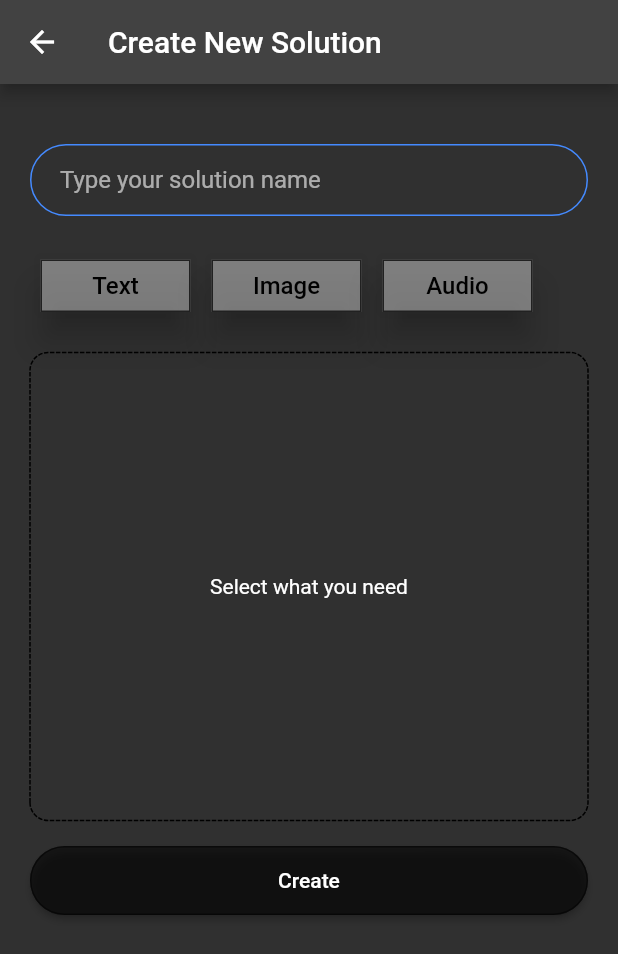
After one commit to MURABIT-PASHA/ArenApp, a Flutter app: the SolutionForm screen opened directly, on a phone screen of 412 x 824 dp. The commit adds this screen. Shown: the top 954 px of the screen. Run offline on Flutter 3.47's test engine with Material 2 defaults, Android fonts, the phone set to English and light mode, and no system bars; drawn by our look-alikes of custom_radio_grouped_button, dotted_border; our stand-ins replace animated_text_kit, dio, font_awesome_flutter, lottie, shared_preferences, smooth_page_indicator and 1 more; accounts and stored records are empty.

Commit message:
Solution Widget Created

```diff
--- a/lib/main.dart
+++ b/lib/main.dart
@@ -1,6 +1,6 @@
-import 'package:arenapp/pages/entry/welcome_page.dart';
+import 'package:arenapp/ui/pages/entry/welcome_page.dart';
 import 'package:flutter/material.dart';
-import 'package:arenapp/pages/entry/onboard_page.dart';
+import 'package:arenapp/ui/pages/entry/onboard_page.dart';
 
 Future<void> main() async {
   WidgetsFlutterBinding.ensureInitialized();
--- a/lib/components/message_bubble.dart
+++ b/lib/ui/components/message_bubble.dart
@@ -1,6 +1,6 @@
+import 'package:arenapp/ui/components/received_message_screen.dart';
+import 'package:arenapp/ui/components/sent_message_screen.dart';
 import 'package:flutter/material.dart';
-import 'package:arenapp/components/received_message_screen.dart';
-import 'package:arenapp/components/sent_message_screen.dart';
 
 class MessageBubble extends StatelessWidget {
   final String prompt;
--- a/lib/components/navigation_drawer.dart
+++ b/lib/ui/components/navigation_drawer.dart
@@ -1,6 +1,6 @@
-import 'package:arenapp/components/constants.dart';
 import 'package:flutter/material.dart';
 import 'package:font_awesome_flutter/font_awesome_flutter.dart';
+import 'constants.dart';
 
 class NavigationDrawer extends StatelessWidget {
   final padding = EdgeInsets.symmetric(horizontal: 20.0);
--- a/lib/components/welcome_text_action.dart
+++ b/lib/ui/components/welcome_text_action.dart
@@ -1,8 +1,8 @@
-import 'package:arenapp/pages/entry/onboard_page.dart';
-import 'package:arenapp/pages/progress/home_page.dart';
 import 'package:shared_preferences/shared_preferences.dart';
 import 'package:flutter/material.dart';
 import 'package:animated_text_kit/animated_text_kit.dart';
+import '../pages/entry/onboard_page.dart';
+import '../pages/progress/home_page.dart';
 
 class WelcomeTextAction extends StatefulWidget {
   const WelcomeTextAction({Key? key}) : super(key: key);
--- a/lib/pages/entry/onboard_page.dart
+++ b/lib/ui/pages/entry/onboard_page.dart
@@ -1,6 +1,6 @@
-import 'package:arenapp/pages/progress/home_page.dart';
 import 'package:smooth_page_indicator/smooth_page_indicator.dart';
-import 'package:arenapp/pages/entry/models/onboard_model.dart';
+import '../progress/home_page.dart';
+import './models/onboard_model.dart';
 import 'package:flutter/material.dart';
 import 'package:shared_preferences/shared_preferences.dart';
 
--- a/lib/pages/entry/welcome_page.dart
+++ b/lib/ui/pages/entry/welcome_page.dart
@@ -1,7 +1,7 @@
-import 'package:arenapp/components/constants.dart';
 import 'package:flutter/material.dart';
-import 'package:arenapp/components/welcome_text_action.dart';
 import 'package:flutter/services.dart';
+import '../../components/constants.dart';
+import '../../components/welcome_text_action.dart';
 
 class WelcomeScreen extends StatefulWidget {
   static const String id = 'welcome_screen';
--- a/lib/pages/progress/chat_page.dart
+++ b/lib/ui/pages/progress/chat_page.dart
@@ -3,12 +3,12 @@ import 'dart:math';
 import 'package:arenapp/data/model/conversation.dart';
 import 'package:arenapp/data/model/open_ai.dart';
 import 'package:flutter/material.dart';
-import 'package:arenapp/components/message_bubble.dart';
-import 'package:arenapp/components/constants.dart';
 import 'package:lottie/lottie.dart';
 import 'package:speech_to_text/speech_recognition_result.dart';
 import 'package:speech_to_text/speech_to_text.dart';
 import 'package:speech_to_text/speech_recognition_error.dart';
+import '../../components/constants.dart';
+import '../../components/message_bubble.dart';
 
 class ChatPage extends StatefulWidget {
   final String title;
--- a/lib/pages/progress/home_page.dart
+++ b/lib/ui/pages/progress/home_page.dart
@@ -1,8 +1,8 @@
-import 'package:arenapp/components/constants.dart';
-import 'package:arenapp/components/navigation_drawer.dart';
-import 'package:arenapp/components/rounded_button.dart';
-import 'package:arenapp/pages/progress/chat_page.dart';
+import 'package:arenapp/ui/widgets/solution_widget.dart';
 import 'package:flutter/material.dart';
+import '../../components/navigation_drawer.dart';
+import '../../components/rounded_button.dart';
+import 'chat_page.dart';
 
 class HomePage extends StatefulWidget {
   const HomePage({Key? key}) : super(key: key);
@@ -11,8 +11,6 @@ class HomePage extends StatefulWidget {
 }
 
 class _HomePageState extends State<HomePage> {
-  String itemName = "Conversation";
-  final itemHint = "Add your conversation name";
   List itemList = [];
 
   @override
@@ -65,7 +63,11 @@ class _HomePageState extends State<HomePage> {
                   width: MediaQuery.of(context).size.width,
                   child: InkWell(
                     onTap: () {
-                      Navigator.push(context, MaterialPageRoute(builder: (builder)=>ChatPage(title: itemList[index])));
+                      Navigator.push(
+                          context,
+                          MaterialPageRoute(
+                              builder: (builder) =>
+                                  ChatPage(title: itemList[index])));
                     },
                     child: Container(
                       padding: EdgeInsets.all(10),
@@ -104,42 +106,10 @@ class _HomePageState extends State<HomePage> {
           ),
           floatingActionButton: RoundedButton(
             onPressed: () {
-              showDialog(
-                  context: context,
-                  builder: (builder) => Dialog(
-                        child: Center(
-                          child: Container(
-                            width: MediaQuery.of(context).size.width - 100,
-                            height: MediaQuery.of(context).size.height -200,
-                            padding: EdgeInsets.all(10),
-                            child: Column(
-                              mainAxisAlignment: MainAxisAlignment.spaceBetween,
-                              children: [
-                                TextField(
-                                  decoration: kTextFieldDecoration.copyWith(
-                                    hintText: itemHint,
-                                  ),
-                                  onChanged: (value) {
-                                      itemName = value;
-                                  },
-                                ),
-                                RoundedButton(
-                                    colour: Colors.black54,
-                                    buttonTitle: 'Create',
-                                    onPressed: () {
-                                      setState(() {
-                                        itemList.add(itemName);
-                                      });
-                                      Navigator.pop(context);
-                                    })
-                              ],
-                            ),
-                          ),
-                        ),
-                      ));
+              Navigator.push(context, MaterialPageRoute(builder: (builder) => SolutionForm()));
             },
             colour: Colors.black12,
-            buttonTitle: 'Create New Conversation',
+            buttonTitle: 'Create Solution',
           ),
         ),
       ),
--- /dev/null
+++ b/lib/ui/widgets/solution_widget.dart
@@ -0,0 +1,150 @@
+import 'package:custom_radio_grouped_button/custom_radio_grouped_button.dart';
+import 'package:dotted_border/dotted_border.dart';
+import 'package:flutter/material.dart';
+
+import '../components/constants.dart';
+import '../components/rounded_button.dart';
+
+class SolutionForm extends StatefulWidget {
+  const SolutionForm({Key? key}) : super(key: key);
+
+  @override
+  State<SolutionForm> createState() => _SolutionFormState();
+}
+
+class _SolutionFormState extends State<SolutionForm> {
+  String _solution = "";
+  String _itemName = "Solution";
+  final _itemHint = "Type your solution name";
+  final _imageSolutions = [
+    'Pixelate Generator',
+    'Icon Generator',
+    'Image Generator',
+    'Poster Generator',
+    'Profile Image Generator'
+  ];
+  final _imageSolutionValues = [
+    'pixGen',
+    'icoGen',
+    'imgGen',
+    'posGen',
+    'proGen'
+  ];
+  final _textSolutions = ['Conversation', 'Summarize Text', 'Write Article'];
+  final _textSolutionValues = ['conText', 'sumText', 'wriText'];
+  final _audioSolutions = ['Voice Generator'];
+  final _audioSolutionValues = ['voiGen'];
+  @override
+  Widget build(BuildContext context) {
+    return Scaffold(
+      appBar: AppBar(
+        title: Text("Create New Solution"),
+      ),
+      body: Center(
+        child: Padding(
+          padding: const EdgeInsets.all(20.0),
+          child: ListView(
+            children: [
+              Container(
+                color: Colors.transparent,
+                margin: EdgeInsets.only(top: 20, bottom: 20),
+                width: MediaQuery.of(context).size.width - 100,
+                height: 50,
+                child: TextField(
+                  decoration: kTextFieldDecoration.copyWith(
+                    hintText: _itemHint,
+                  ),
+                  onChanged: (value) {
+                    _itemName = value;
+                  },
+                ),
+              ),
+              Container(
+                margin: EdgeInsets.only(bottom: 20),
+                child: CustomRadioButton(
+                  customShape: RoundedRectangleBorder(
+                    borderRadius: BorderRadius.circular(25)
+                  ),
+                  elevation: 10,
+                  absoluteZeroSpacing: true,
+                  unSelectedColor: Colors.white38,
+                  buttonLables: [
+                    'Text',
+                    'Image',
+                    'Audio',
+                  ],
+                  buttonValues: [
+                    "text",
+                    "image",
+                    "audio",
+                  ],
+                  buttonTextStyle: ButtonTextStyle(
+                      selectedColor: Colors.white,
+                      unSelectedColor: Colors.black,
+                      textStyle: TextStyle(fontSize: 16)),
+                  radioButtonValue: (value) {
+                    _solution = value.toString();
+                    print(_solution);
+                    setState(() {});
+                  },
+                  selectedColor: Colors.red,
+                ),
+              ),
+              DottedBorder(
+                borderType: BorderType.RRect,
+                radius: Radius.circular(12),
+                padding: EdgeInsets.all(6),
+                child: ClipRRect(
+                  borderRadius:
+                  BorderRadius.all(Radius.circular(12)),
+                  child: _solution == ""?Container(
+                    width: MediaQuery.of(context).size.width,
+                    alignment: Alignment.center,
+                    height: 300,
+                    child: Text("Select what you need"),
+                  ):CustomRadioButton(
+                    horizontal: true,
+                    elevation: 10,
+                    absoluteZeroSpacing: false,
+
+                    unSelectedColor: Colors.white38,
+                    buttonLables: _solution == "text"
+                        ? _textSolutions
+                        : _solution == "image"
+                        ? _imageSolutions
+                        : _solution == "audio"
+                        ? _audioSolutions
+                        : [],
+                    buttonValues: _solution == "text"
+                        ? _textSolutionValues
+                        : _solution == "image"
+                        ? _imageSolutionValues
+                        : _solution == "audio"
+                        ? _audioSolutionValues
+                        : [],
+                    buttonTextStyle: ButtonTextStyle(
+                        selectedColor: Colors.white,
+                        unSelectedColor: Colors.black,
+                        textStyle: TextStyle(fontSize: 16)),
+                    radioButtonValue: (value) {
+                      print(value);
+                    },
+                    selectedColor: Colors.red,
+                  ),
+                ),
+              ),
+              RoundedButton(
+                  colour: Colors.black54,
+                  buttonTitle: 'Create',
+                  onPressed: () {
+                    setState(() {
+                    });
+                    Navigator.pop(context);
+                  })
+            ],
+          ),
+        ),
+      ),
+    );
+  }
+}
--- a/pubspec.yaml
+++ b/pubspec.yaml
@@ -32,7 +32,10 @@ dependencies:
   sqflite: ^2.2.2
   # OpenAI
   dio: ^4.0.6
-
+  # Create Solution
+  custom_radio_grouped_button: ^2.1.2+2
+  flutter_svg: ^1.1.6
+  dotted_border: ^2.0.0+3
 
 
 dev_dependencies:
```
Also changed, not shown: assets/icon/image_solution.svg (added), assets/icon/text_solution.svg (added), assets/icon/voice_solution.svg (added), lib/ui/components/constants.dart (renamed from lib/components/constants.dart), lib/ui/components/custom_shapes.dart (renamed from lib/components/custom_shapes.dart), lib/ui/components/received_message_screen.dart (renamed from lib/components/received_message_screen.dart), lib/ui/components/rounded_button.dart (renamed from lib/components/rounded_button.dart), lib/ui/components/sent_message_screen.dart (renamed from lib/components/sent_message_screen.dart), lib/ui/model/menu_item.dart (renamed from lib/model/menu_item.dart), lib/ui/pages/entry/models/onboard_model.dart (renamed from lib/pages/entry/models/onboard_model.dart), pubspec.lock, 2 other files.
